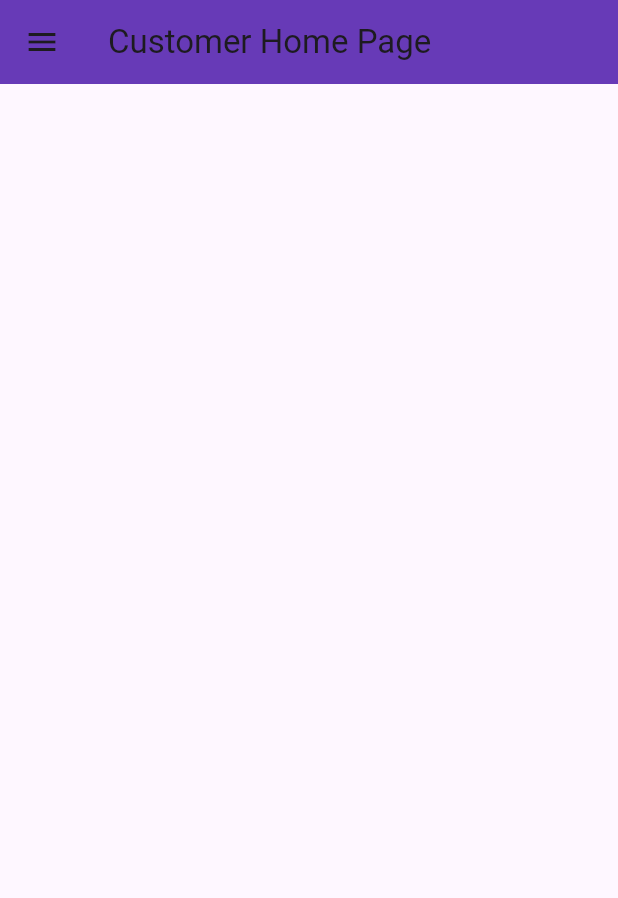
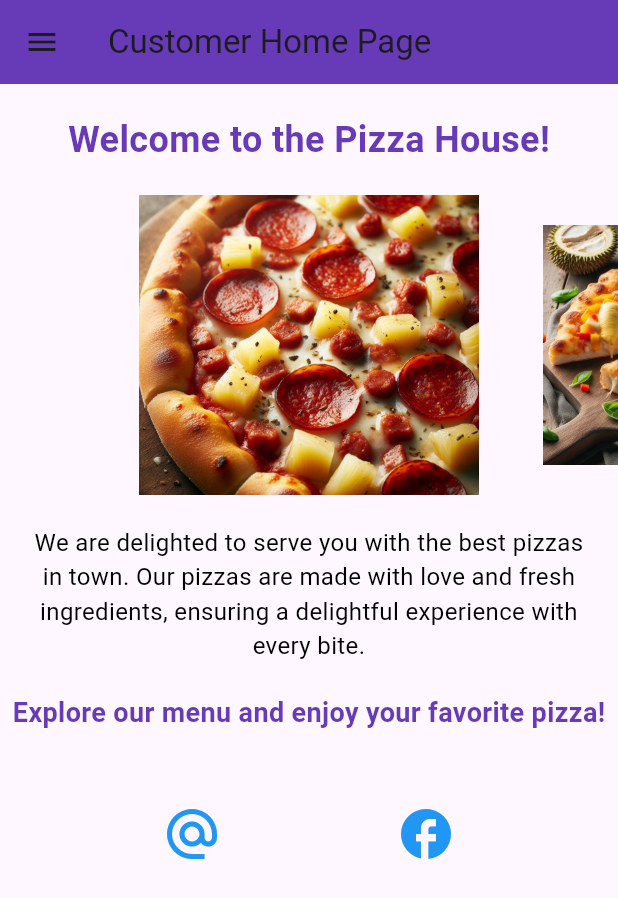
Before and after one commit to zejun1219/MAP_PROJECT, a Flutter app: the screen it shows after launch, after a tap on "Sign In", on a phone screen of 412 x 824 dp. Shown: the top 898 px of the screen. Run offline on Flutter 3.47's test engine with Material 3 defaults, Android fonts, the phone set to English and light mode, and no system bars; our stand-ins replace cloud_firestore, firebase_core, firebase_storage, image_picker; accounts and stored records are empty.

Commit message:
Update cstm_home.dart
update cstm_home.dart

```diff
--- a/lib/cstm_pages/cstm_home.dart
+++ b/lib/cstm_pages/cstm_home.dart
@@ -1,25 +1,14 @@
 import 'package:flutter/material.dart';
-import 'package:template01/cstm_pages/bread.dart';
-import 'package:template01/cstm_pages/combo.dart';
-import 'package:template01/cstm_pages/dessert.dart';
-import 'package:template01/cstm_pages/drinks.dart';
-import 'package:template01/cstm_pages/pizza.dart';
-// import 'package:template01/cstm_pages/shopping_cart.dart';
-import 'package:template01/cstm_pages/snack.dart';
-import 'package:template01/cstm_pages/soup.dart';
-import 'package:template01/cstm_pages/stable_food.dart';
-import 'package:template01/cstm_pages/steak.dart';
-// import 'package:template01/models/dishes.dart';
 import 'package:template01/models/user.dart';
-import 'package:template01/pages/login.dart';
-import 'package:template01/pages/my_profile.dart';
-// customer manage products page
+import 'package:template01/components/cstm_home_com.dart';
+import 'package:url_launcher/url_launcher.dart';
+
 class CustomerHome extends StatefulWidget {
-  final User user; // 添加这一行
+  final User user;
 
   const CustomerHome({
     Key? key,
-    required this.user, // 添加这一行
+    required this.user,
   }) : super(key: key);
 
   @override
@@ -27,6 +16,66 @@ class CustomerHome extends StatefulWidget {
 }
 
 class _CustomerHomeState extends State<CustomerHome> {
+  final List<String> images = [
+    'lib/images/Pine meat.jpeg',
+    'lib/images/durain.jpeg',
+    'lib/images/seafood.jpeg',
+    // 添加更多图片的 URL
+  ];
+
+  int _currentPage = 0;
+  late PageController _pageController;
+
+  @override
+  void initState() {
+    super.initState();
+    _pageController = PageController(
+      initialPage: _currentPage,
+      viewportFraction: 0.6, // 设置视口占比为0.6
+    );
+    _startAutoPageChange();
+  }
+
+  void _startAutoPageChange() {
+    Future.delayed(Duration(seconds: 3), () {
+      if (mounted) {
+        setState(() {
+          _currentPage = (_currentPage + 1) % images.length;
+          _pageController.animateToPage(
+            _currentPage,
+            duration: Duration(milliseconds: 500),
+            curve: Curves.easeInOut,
+          );
+          _startAutoPageChange();
+        });
+      }
+    });
+  }
+
+  void _launchTwitter() async {
+    const url = 'https://twitter.com/utm_my';
+    if (await canLaunch(url)) {
+      await launch(url);
+    } else {
+      throw 'Could not launch $url';
+    }
+  }
+
+  void _launchFacebook() async {
+    const url = 'https://www.facebook.com/univteknologimalaysia';
+    if (await canLaunch(url)) {
+      await launch(url);
+    } else {
+      throw 'Could not launch $url';
+    }
+  }
+
+  @override
+  void dispose() {
+    _pageController.dispose();
+    super.dispose();
+  }
+
   @override
   Widget build(BuildContext context) {
     return Scaffold(
@@ -34,109 +83,88 @@ class _CustomerHomeState extends State<CustomerHome> {
         title: Text('Customer Home Page'),
         backgroundColor: Colors.deepPurple,
       ),
-      drawer: Drawer(
-        backgroundColor: const Color.fromARGB(255, 255, 255, 255),
-        child: ListView(
-          padding: EdgeInsets.zero,
-          children: <Widget>[
-//? ------------ drawer go to components --------------------------
-            DrawerHeader(
-              child: Icon(Icons.settings_accessibility, size: 60),
+      drawer: CustomDrawer(user: widget.user),
+      body: SingleChildScrollView(
+        child: Column(
+          crossAxisAlignment: CrossAxisAlignment.center,
+          children: [
+            SizedBox(height: 20),
+            Text(
+              'Welcome to the Pizza House!',
+              style: TextStyle(
+                fontSize: 24,
+                fontWeight: FontWeight.bold,
+                color: Colors.deepPurple,
               ),
-            ListTile(
-              leading: Icon(Icons.person),
-              title: Text('Profile'),
-              onTap: () {
-                Navigator.push(
-                    context,
-                    MaterialPageRoute(
-                        builder: (context) => MyProfilePage(
-                            user: widget.user))); // 使用 widget.user
+            ),
+            SizedBox(height: 20),
+            Container(
+              height: 200,
+              child: PageView.builder(
+                itemCount: images.length,
+                controller: _pageController,
+                onPageChanged: (index) {
+                  setState(() {
+                    _currentPage = index;
+                  });
+                },
+                itemBuilder: (context, index) {
+                  return Transform.scale(
+                    scale: index == _currentPage ? 1 : 0.8, // 当前页全尺寸，其他页缩小
+                    child: Container(
+                      margin: EdgeInsets.symmetric(horizontal: 10), // 添加水平间距
+                      child: Image.asset(
+                        images[index],
+                        fit: BoxFit.cover, // 更改为 cover 以填满容器
+                      ),
+                    ),
+                  );
                 },
               ),
-            ListTile(
-              leading: Icon(Icons.local_pizza),
-              title: Text('Pizza'),
-              onTap: () {
-                Navigator.push(
-                    context,
-                    MaterialPageRoute(
-                        builder: (context) =>
-                            PizzaPage(user: widget.user))); // 使用 widget.user
-              },
             ),
-            ListTile(
-              leading: Icon(Icons.fastfood),
-              title: Text('Combo'),
-              onTap: () {
-                Navigator.push(context,
-                    MaterialPageRoute(builder: (context) => ComboPage()));
-              },
+            SizedBox(height: 20),
+            Padding(
+              padding: const EdgeInsets.symmetric(horizontal: 20),
+              child: Text(
+                'We are delighted to serve you with the best pizzas in town. Our pizzas are made with love and fresh ingredients, ensuring a delightful experience with every bite.',
+                textAlign: TextAlign.center,
+                style: TextStyle(
+                  fontSize: 16,
+                  color: Colors.black,
                 ),
-            ListTile(
-              leading: Icon(Icons.local_dining),
-              title: Text('Snack'),
-              onTap: () {
-                Navigator.push(context,
-                    MaterialPageRoute(builder: (context) => SnackPage()));
-              },
               ),
-            ListTile(
-              leading: Icon(Icons.local_bar),
-              title: Text('Steak'),
-              onTap: () {
-                Navigator.push(context,
-                    MaterialPageRoute(builder: (context) => SteakPage()));
-              },
             ),
-            ListTile(
-              leading: Icon(Icons.local_pizza),
-              title: Text('Bread'),
-              onTap: () {
-                Navigator.push(context,
-                    MaterialPageRoute(builder: (context) => BreadPage()));
-              },
+            SizedBox(height: 20),
+            Center(
+              child: Text(
+                'Explore our menu and enjoy your favorite pizza!',
+                style: TextStyle(
+                  fontSize: 18,
+                  fontWeight: FontWeight.bold,
+                  color: Colors.deepPurple,
                 ),
-            ListTile(
-              leading: Icon(Icons.icecream),
-              title: Text('Dessert'),
-              onTap: () {
-                Navigator.push(context,
-                    MaterialPageRoute(builder: (context) => DessertPage()));
-              },
               ),
-            ListTile(
-              leading: Icon(Icons.local_drink),
-              title: Text('Drinks'),
-              onTap: () {
-                Navigator.push(context,
-                    MaterialPageRoute(builder: (context) => DrinksPage()));
-              },
             ),
-            ListTile(
-              leading: Icon(Icons.soup_kitchen),
-              title: Text('Soup'),
-              onTap: () {
-                Navigator.push(context,
-                    MaterialPageRoute(builder: (context) => SoupPage()));
-              },
+            SizedBox(height: 40),
+            Row(
+              mainAxisAlignment: MainAxisAlignment.spaceEvenly,
+              children: [
+                IconButton(
+                  icon: Icon(Icons.alternate_email),
+                  color: Colors.blue,
+                  iconSize: 40,
+                  onPressed: _launchTwitter,
                 ),
-            ListTile(
-              leading: Icon(Icons.restaurant),
-              title: Text('Stable Food'),
-              onTap: () {
-                Navigator.push(context,
-                    MaterialPageRoute(builder: (context) => StableFoodPage()));
-              },
+                IconButton(
+                  icon: Icon(Icons.facebook),
+                  color: Colors.blue,
+                  iconSize: 40,
+
+                  onPressed: _launchFacebook,
                 ),
-            ListTile(
-              leading: Icon(Icons.logout),
-              title: Text("Logout"),
-              onTap: () {
-                Navigator.push(context,
-                    MaterialPageRoute(builder: (context) => LoginPage()));
-              },
+              ],
             ),
+            SizedBox(height: 20),
           ],
         ),
       ),
```
Lines whose indentation alone changed are shown as unchanged.
